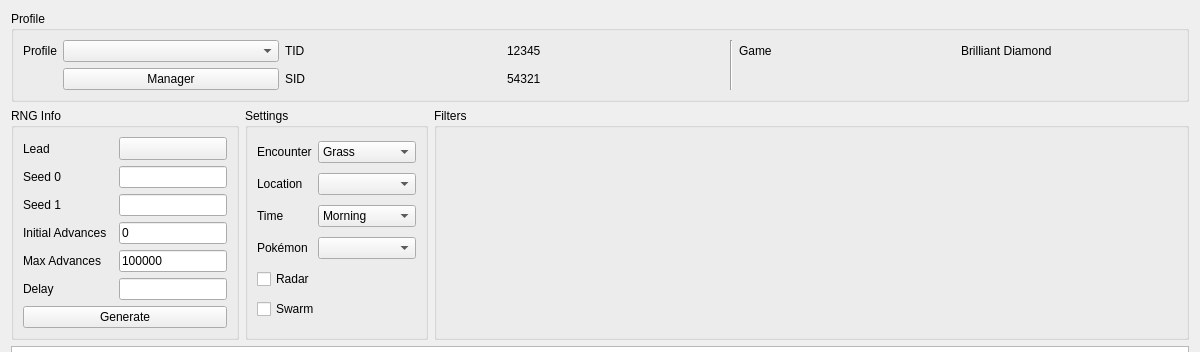
This is Source/Form/Gen8/Wild8.ui in Admiral-Fish/PokeFinder as Qt 5 draws it before an edit; both pictures show x 0 to 1200 and y 0 to 352 of the 1200 by 700 pixel window. The edited form follows.
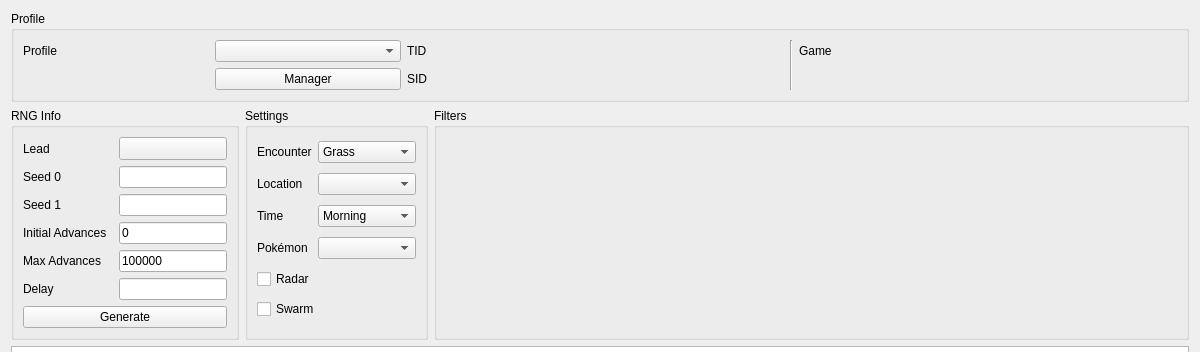
This is the edited form. Custom widgets are drawn as their Qt base class.

What changed in the file:
```diff
--- a/Source/Form/Gen8/Wild8.ui
+++ b/Source/Form/Gen8/Wild8.ui
@@ -29,12 +29,6 @@
       </item>
       <item row="2" column="1">
        <widget class="QLabel" name="labelLead">
-        <property name="sizePolicy">
-         <sizepolicy hsizetype="Fixed" vsizetype="Preferred">
-          <horstretch>0</horstretch>
-          <verstretch>0</verstretch>
-         </sizepolicy>
-        </property>
         <property name="text">
          <string>Lead</string>
         </property>
@@ -79,12 +73,6 @@
       </item>
       <item row="3" column="1">
        <widget class="QLabel" name="labelSeed0">
-        <property name="sizePolicy">
-         <sizepolicy hsizetype="Fixed" vsizetype="Preferred">
-          <horstretch>0</horstretch>
-          <verstretch>0</verstretch>
-         </sizepolicy>
-        </property>
         <property name="text">
          <string>Seed 0</string>
         </property>
@@ -108,12 +96,6 @@
       </item>
       <item row="6" column="1">
        <widget class="QLabel" name="labelMaxAdvances">
-        <property name="sizePolicy">
-         <sizepolicy hsizetype="Fixed" vsizetype="Preferred">
-          <horstretch>0</horstretch>
-          <verstretch>0</verstretch>
-         </sizepolicy>
-        </property>
         <property name="text">
          <string>Max Advances</string>
         </property>
@@ -187,12 +169,6 @@
       </item>
       <item row="1" column="0">
        <widget class="QLabel" name="labelLocation">
-        <property name="sizePolicy">
-         <sizepolicy hsizetype="Fixed" vsizetype="Preferred">
-          <horstretch>0</horstretch>
-          <verstretch>0</verstretch>
-         </sizepolicy>
-        </property>
         <property name="text">
          <string>Location</string>
         </property>
@@ -203,12 +179,6 @@
       </item>
       <item row="2" column="0">
        <widget class="QLabel" name="labelTime">
-        <property name="sizePolicy">
-         <sizepolicy hsizetype="Fixed" vsizetype="Preferred">
-          <horstretch>0</horstretch>
-          <verstretch>0</verstretch>
-         </sizepolicy>
-        </property>
         <property name="text">
          <string>Time</string>
         </property>
@@ -298,11 +268,7 @@
      </property>
      <layout class="QGridLayout" name="gridLayout_4">
       <item row="0" column="3">
-       <widget class="QLabel" name="labelProfileTIDValue">
-        <property name="text">
-         <string notr="true">12345</string>
-        </property>
-       </widget>
+       <widget class="QLabel" name="labelProfileTIDValue"/>
       </item>
       <item row="0" column="2">
        <widget class="QLabel" name="labelProfileTID">
@@ -326,11 +292,7 @@
        </widget>
       </item>
       <item row="1" column="3">
-       <widget class="QLabel" name="labelProfileSIDValue">
-        <property name="text">
-         <string notr="true">54321</string>
-        </property>
-       </widget>
+       <widget class="QLabel" name="labelProfileSIDValue"/>
       </item>
       <item row="0" column="4" rowspan="2">
        <widget class="Line" name="line">
@@ -341,23 +303,13 @@
       </item>
       <item row="0" column="0">
        <widget class="QLabel" name="labelProfile">
-        <property name="sizePolicy">
-         <sizepolicy hsizetype="Fixed" vsizetype="Preferred">
-          <horstretch>0</horstretch>
-          <verstretch>0</verstretch>
-         </sizepolicy>
-        </property>
         <property name="text">
          <string>Profile</string>
         </property>
        </widget>
       </item>
       <item row="0" column="7">
-       <widget class="QLabel" name="labelProfileGameValue">
-        <property name="text">
-         <string>Brilliant Diamond</string>
-        </property>
-       </widget>
+       <widget class="QLabel" name="labelProfileGameValue"/>
       </item>
       <item row="0" column="1">
        <widget class="QComboBox" name="comboBoxProfiles"/>
```
Left out of the diff: 12 changed lines with no effect on the pictures.
